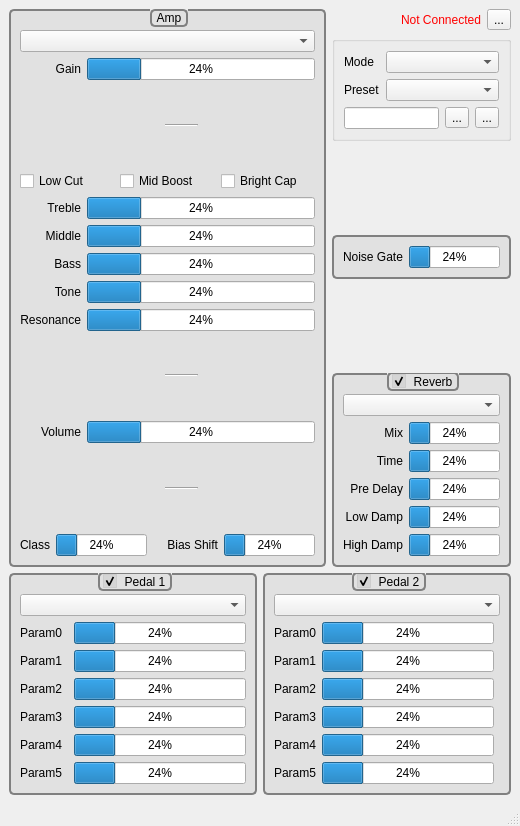
First picture: the form in resources/ui/main_win.ui, repository Houston4444/OsciTronix, before the edit.
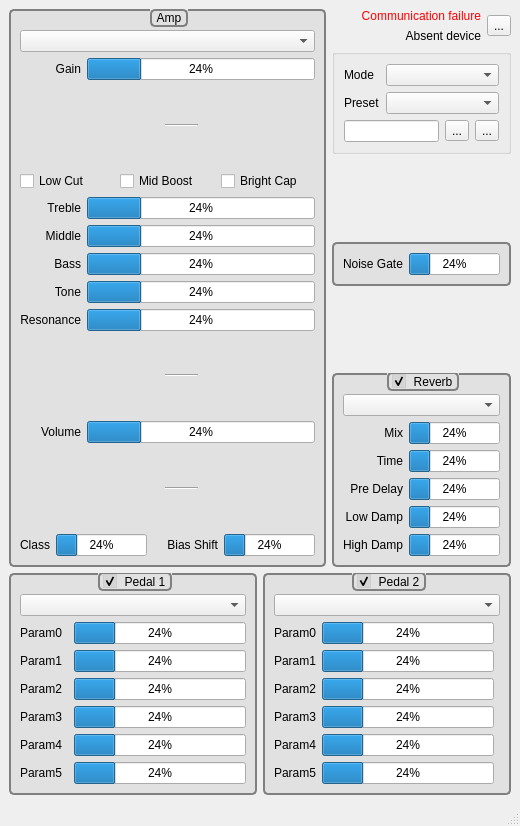
Second picture: the form after the edit. Icons and pictures are not drawn. Custom widgets are drawn as their Qt base class.

Commit message: set midi alsa auto connect

Patch:
```diff
--- a/resources/ui/main_win.ui
+++ b/resources/ui/main_win.ui
@@ -347,17 +347,31 @@
         <item>
          <layout class="QHBoxLayout" name="horizontalLayout_6">
           <item>
+           <layout class="QVBoxLayout" name="verticalLayout_5">
+            <item>
            <widget class="QLabel" name="labelConnected">
             <property name="styleSheet">
              <string notr="true">QLabel{color:red}</string>
             </property>
             <property name="text">
-             <string>Not Connected</string>
+               <string>Communication failure</string>
             </property>
             <property name="alignment">
              <set>Qt::AlignRight|Qt::AlignTrailing|Qt::AlignVCenter</set>
             </property>
            </widget>
+            </item>
+            <item>
+             <widget class="QLabel" name="labelMidiConnectState">
+              <property name="text">
+               <string>Absent device</string>
+              </property>
+              <property name="alignment">
+               <set>Qt::AlignRight|Qt::AlignTrailing|Qt::AlignVCenter</set>
+              </property>
+             </widget>
+            </item>
+           </layout>
           </item>
           <item>
            <widget class="QToolButton" name="toolButtonRefresh">
```
Left out of the diff: 10 changed lines with no effect on the pictures. Lines whose indentation alone changed are shown as unchanged. The commit also changes 5 other files.
